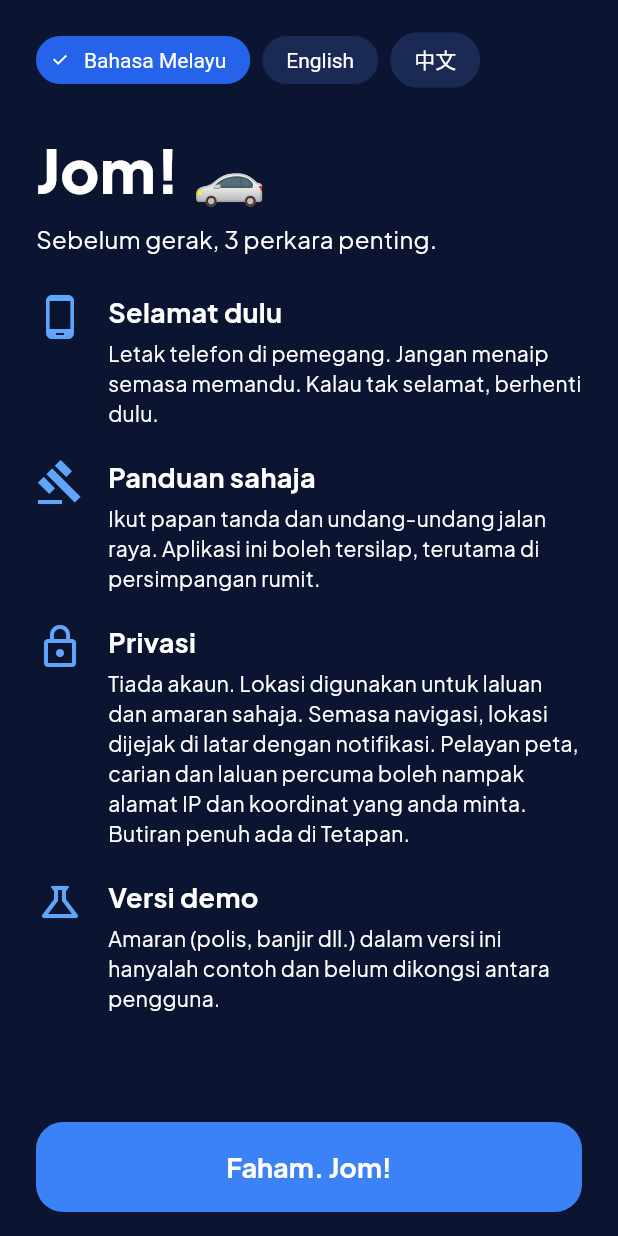
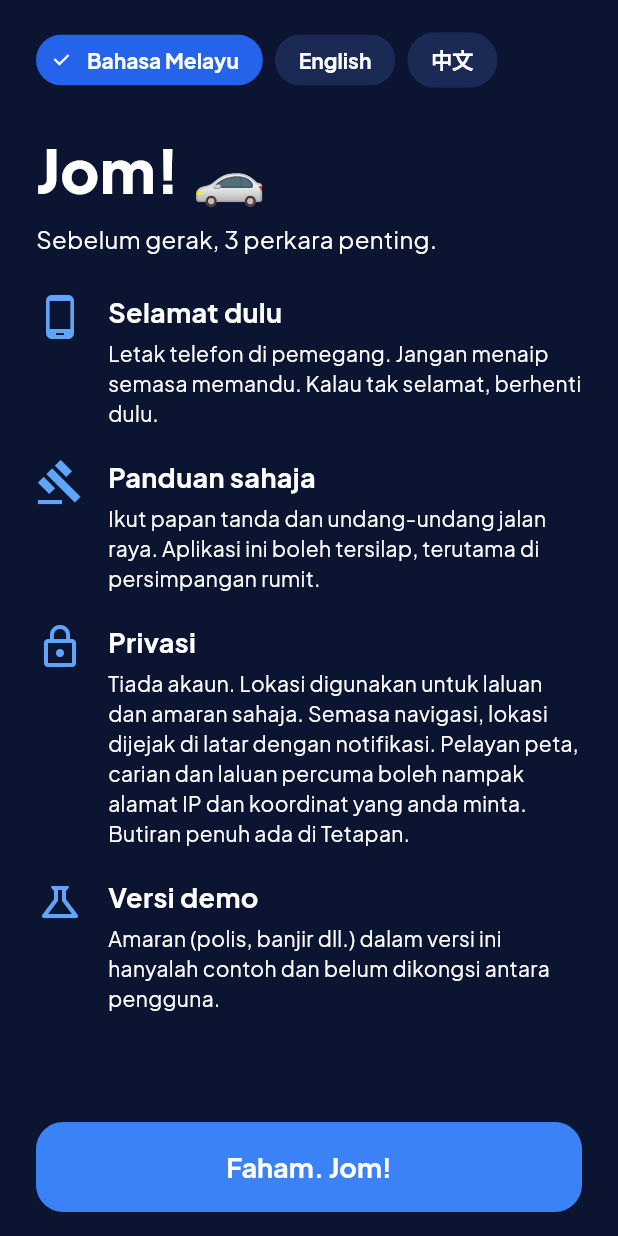
Before and after one commit to cng605568-art/jomlah, a Flutter app: the screen it shows after launch, on a phone screen of 412 x 824 dp. Run offline on Flutter 3.47's test engine with Material 3 defaults, Android fonts, the phone set to English and light mode, and no system bars; our stand-ins replace flutter_map, flutter_riverpod, flutter_tts, geolocator, latlong2, permission_handler and 2 more.

Commit message:
App font in chips; preview font fallback; lockfile, docs and v1.0.7 notes
Co-Authored-By: Claude Opus 5.5 <noreply@anthropic.com>
Claude-Session: https://claude.ai/code/session_01TcBcZoTn2PeeH7SHMLn72M

```diff
--- a/lib/core/app_theme.dart
+++ b/lib/core/app_theme.dart
@@ -30,7 +30,12 @@ class AppColors {
   static const destination = Color(0xFFF43F5E);
 }
 
-ThemeData buildAppTheme() {
+/// [fontFallback] is only for the UI preview pictures: phones find Chinese characters in their own
+/// fonts, the test machine needs one named.
+ThemeData buildAppTheme({List<String>? fontFallback}) {
+  // Every text in the app uses Plus Jakarta Sans (Chinese characters come from the phone's font).
+  TextStyle font(TextStyle s) => s.copyWith(fontFamily: 'PlusJakartaSans', fontFamilyFallback: fontFallback);
+
   final scheme = ColorScheme.fromSeed(
     seedColor: AppColors.primary,
     brightness: Brightness.dark,
@@ -60,6 +65,7 @@ ThemeData buildAppTheme() {
   return ThemeData(
     useMaterial3: true,
     fontFamily: 'PlusJakartaSans',
+    fontFamilyFallback: fontFallback,
     colorScheme: scheme,
     scaffoldBackgroundColor: AppColors.navy,
     canvasColor: AppColors.surface,
@@ -69,9 +75,9 @@ ThemeData buildAppTheme() {
       dragHandleColor: AppColors.outline,
       shape: RoundedRectangleBorder(borderRadius: BorderRadius.vertical(top: Radius.circular(28))),
     ),
-    snackBarTheme: const SnackBarThemeData(
+    snackBarTheme: SnackBarThemeData(
       backgroundColor: AppColors.raised,
-      contentTextStyle: TextStyle(color: Colors.white),
+      contentTextStyle: font(const TextStyle(color: Colors.white)),
       behavior: SnackBarBehavior.floating,
     ),
     floatingActionButtonTheme: const FloatingActionButtonThemeData(
@@ -81,20 +87,20 @@ ThemeData buildAppTheme() {
     popupMenuTheme: const PopupMenuThemeData(color: AppColors.raised),
     dividerTheme: const DividerThemeData(color: AppColors.outline),
     progressIndicatorTheme: const ProgressIndicatorThemeData(color: AppColors.sky),
-    chipTheme: const ChipThemeData(
+    chipTheme: ChipThemeData(
       backgroundColor: AppColors.raised,
       selectedColor: AppColors.primaryDeep,
       checkmarkColor: Colors.white,
-      labelStyle: TextStyle(color: Colors.white),
+      labelStyle: font(const TextStyle(color: Colors.white, fontWeight: FontWeight.w700)),
       side: BorderSide.none,
-      shape: StadiumBorder(),
+      shape: const StadiumBorder(),
     ),
     filledButtonTheme: FilledButtonThemeData(
       style: FilledButton.styleFrom(
         backgroundColor: AppColors.primary,
         foregroundColor: Colors.white,
         shape: rounded,
-        textStyle: const TextStyle(fontFamily: 'PlusJakartaSans', fontWeight: FontWeight.w700),
+        textStyle: font(const TextStyle(fontWeight: FontWeight.w700)),
       ),
     ),
     outlinedButtonTheme: OutlinedButtonThemeData(
@@ -102,7 +108,7 @@ ThemeData buildAppTheme() {
         foregroundColor: Colors.white,
         side: const BorderSide(color: AppColors.outline, width: 1.5),
         shape: rounded,
-        textStyle: const TextStyle(fontFamily: 'PlusJakartaSans', fontWeight: FontWeight.w700),
+        textStyle: font(const TextStyle(fontWeight: FontWeight.w700)),
       ),
     ),
     textButtonTheme: TextButtonThemeData(
```
Also changed, not shown: pubspec.lock, 4 other files.
